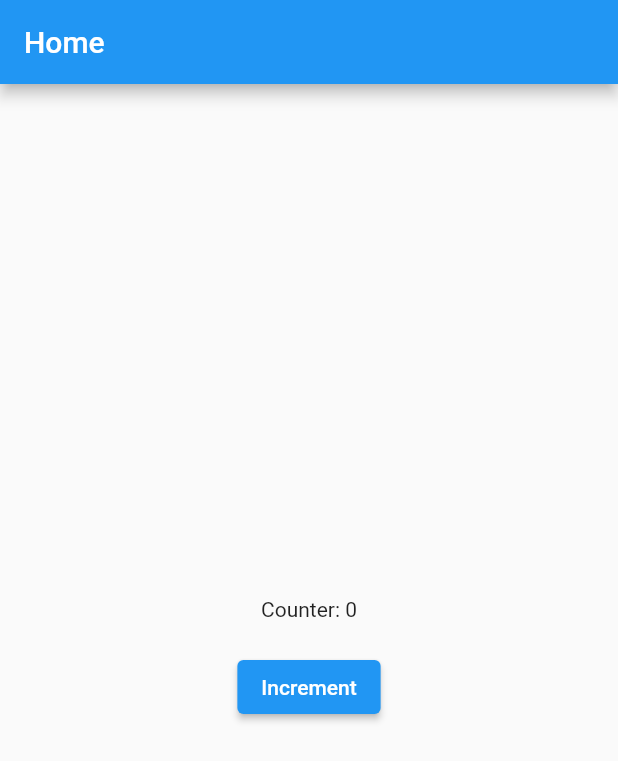
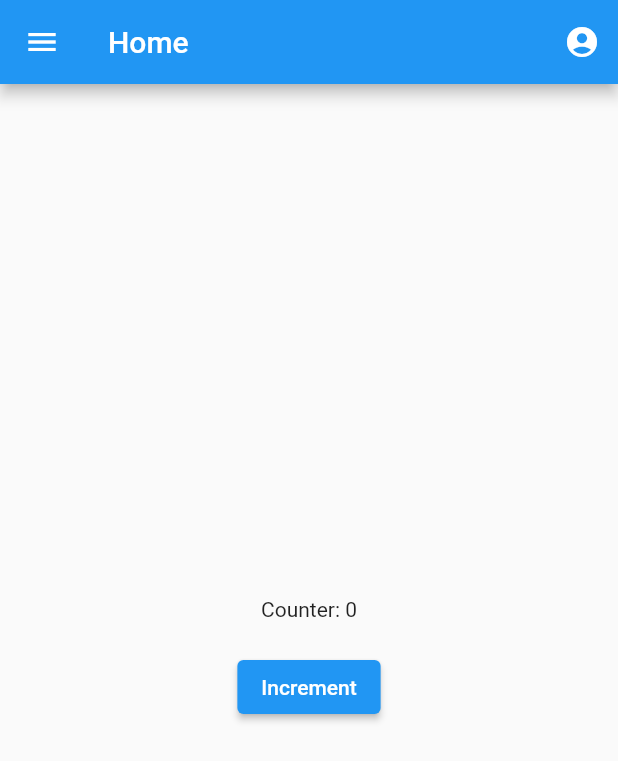
Before and after one commit to HEEPOKE/flutter-bloc, a Flutter app: the screen it shows after launch, on a phone screen of 412 x 824 dp. Shown: the top 761 px of the screen. Run offline on Flutter 3.47's test engine with Material 2 defaults, Android fonts, the phone set to English and light mode, and no system bars; our stand-ins replace flutter_bloc.

Commit message:
:money_with_wings: add topbar && refactor code

```diff
--- a/lib/ui/screens/home_screen.dart
+++ b/lib/ui/screens/home_screen.dart
@@ -1,6 +1,7 @@
 import 'package:flutter/material.dart';
 import 'package:flutter_bloc/flutter_bloc.dart';
 import '../../bloc/home_bloc.dart';
+import '../widgets/topbar_display.dart';
 
 class HomeScreen extends StatelessWidget {
   const HomeScreen({Key? key}) : super(key: key);
@@ -15,12 +16,12 @@ class HomeScreen extends StatelessWidget {
 }
 
 class HomeScreenBody extends StatelessWidget {
-  const HomeScreenBody({super.key});
+ const HomeScreenBody({Key? key}) : super(key: key);
 
   @override
   Widget build(BuildContext context) {
     return Scaffold(
-      appBar: AppBar(title: const Text('Home')),
+      appBar: const TopAppBar(title: "Home", avatarIcon: Icons.account_circle,),
       body: Center(
         child: BlocBuilder<HomeBloc, HomeState>(
           builder: (context, state) {
--- /dev/null
+++ b/lib/ui/widgets/topbar_display.dart
@@ -0,0 +1,31 @@
+import 'package:flutter/material.dart';
+
+class TopAppBar extends StatelessWidget implements PreferredSizeWidget {
+  final String title;
+  final IconData avatarIcon;
+
+  const TopAppBar({required this.title, required this.avatarIcon, Key? key}) : super(key: key);
+
+  @override
+  Size get preferredSize => const Size.fromHeight(kToolbarHeight);
+
+  @override
+  Widget build(BuildContext context) {
+    return AppBar(
+      title: Text(title),
+      leading: IconButton(
+        icon: const Icon(Icons.menu),
+        onPressed: () {
+
+        },
+      ),
+      actions: [
+        IconButton(
+          icon: Icon(avatarIcon),
+          onPressed: () {
+          },
+        ),
+      ],
+    );
+  }
+}
```
